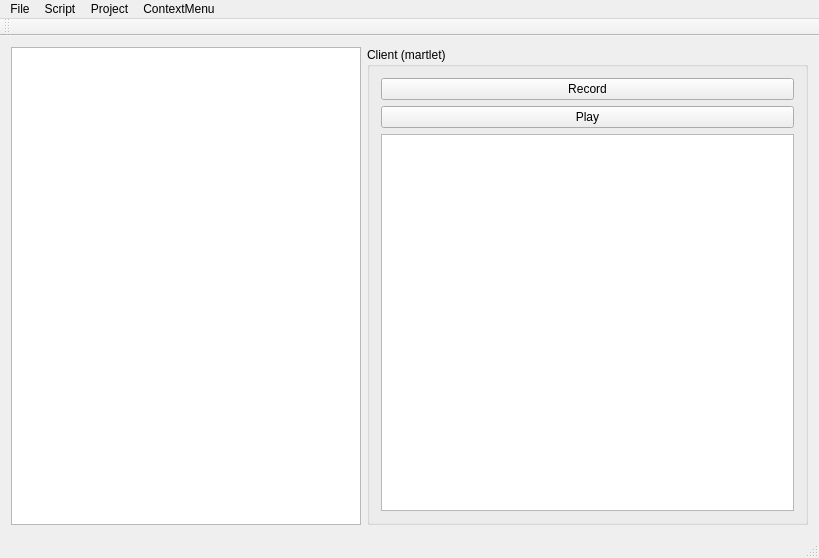
This is martlet/MartletWindow.ui in sashao/martlet as Qt 5 draws it before an edit. The edited form follows.
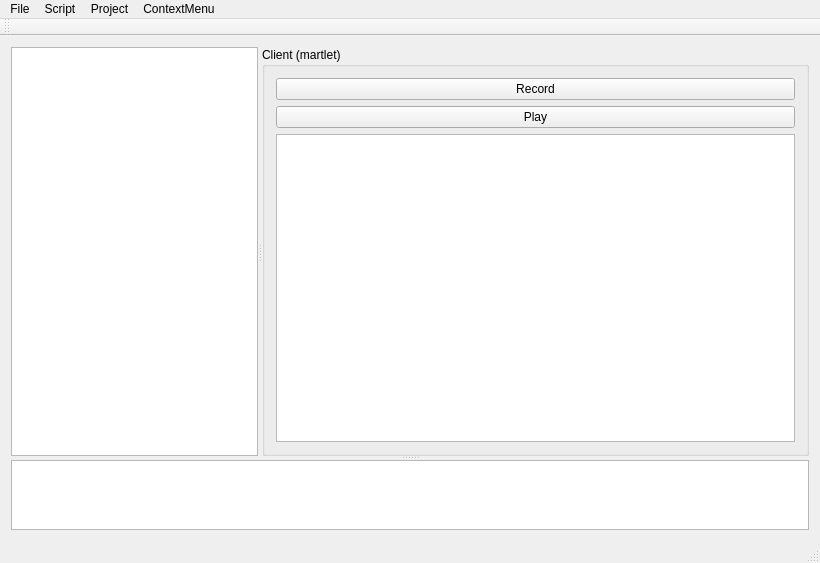
This is the edited form.

Commit message: Added debug window. Restored record functionality.

```diff
--- a/martlet/MartletWindow.ui
+++ b/martlet/MartletWindow.ui
@@ -6,17 +6,37 @@
    <rect>
     <x>0</x>
     <y>0</y>
-    <width>819</width>
-    <height>558</height>
+    <width>820</width>
+    <height>563</height>
    </rect>
   </property>
   <property name="windowTitle">
    <string>MartletWindow</string>
   </property>
   <widget class="QWidget" name="centralWidget">
-   <layout class="QHBoxLayout" name="horizontalLayout">
+   <layout class="QVBoxLayout" name="verticalLayout">
     <item>
+     <widget class="QSplitter" name="splitter_2">
+      <property name="orientation">
+       <enum>Qt::Vertical</enum>
+      </property>
+      <widget class="QSplitter" name="splitter">
+       <property name="sizePolicy">
+        <sizepolicy hsizetype="Expanding" vsizetype="Preferred">
+         <horstretch>0</horstretch>
+         <verstretch>80</verstretch>
+        </sizepolicy>
+       </property>
+       <property name="orientation">
+        <enum>Qt::Horizontal</enum>
+       </property>
      <widget class="QTreeView" name="treeView">
+        <property name="sizePolicy">
+         <sizepolicy hsizetype="Preferred" vsizetype="Preferred">
+          <horstretch>40</horstretch>
+          <verstretch>0</verstretch>
+         </sizepolicy>
+        </property>
       <property name="maximumSize">
        <size>
         <width>350</width>
@@ -24,9 +44,13 @@
        </size>
       </property>
      </widget>
-    </item>
-    <item>
      <widget class="QGroupBox" name="groupBox_2">
+        <property name="sizePolicy">
+         <sizepolicy hsizetype="Preferred" vsizetype="Preferred">
+          <horstretch>80</horstretch>
+          <verstretch>0</verstretch>
+         </sizepolicy>
+        </property>
       <property name="title">
        <string>Client (martlet)</string>
       </property>
@@ -53,6 +77,19 @@
        </item>
       </layout>
      </widget>
+      </widget>
+      <widget class="QTextEdit" name="logTextEdit">
+       <property name="sizePolicy">
+        <sizepolicy hsizetype="Expanding" vsizetype="Expanding">
+         <horstretch>0</horstretch>
+         <verstretch>20</verstretch>
+        </sizepolicy>
+       </property>
+       <property name="readOnly">
+        <bool>true</bool>
+       </property>
+      </widget>
+     </widget>
     </item>
    </layout>
   </widget>
@@ -61,8 +98,8 @@
     <rect>
      <x>0</x>
      <y>0</y>
-     <width>819</width>
-     <height>26</height>
+     <width>820</width>
+     <height>25</height>
     </rect>
    </property>
    <widget class="QMenu" name="menuFile">
```
Lines whose indentation alone changed are shown as unchanged. The commit also changes 6 other files.
